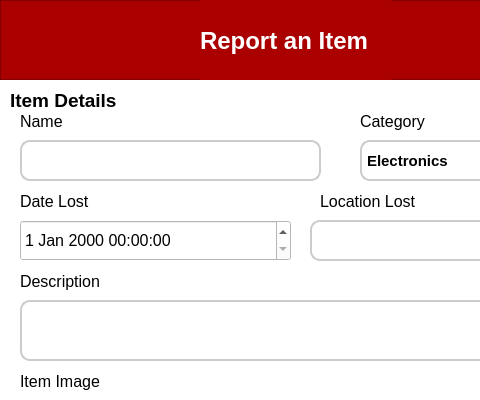
brexer/lost-and-found-system, file src/frontend/reportItem.ui: the form before one commit; both pictures show x 0 to 480 and y 0 to 400 of the 602 by 682 pixel window.
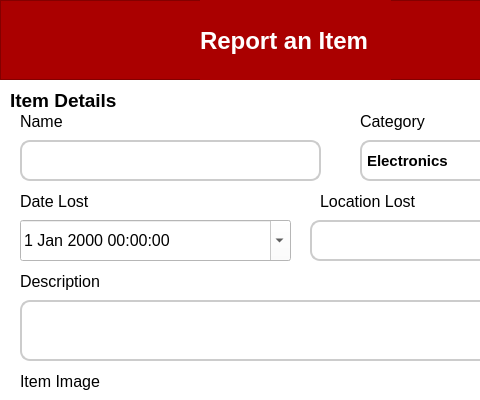
The form after the commit. The open tabs and pages were chosen to show the change.

```diff
--- a/src/frontend/reportItem.ui
+++ b/src/frontend/reportItem.ui
@@ -160,6 +160,9 @@
        <pointsize>12</pointsize>
       </font>
      </property>
+     <property name="calendarPopup">
+      <bool>true</bool>
+     </property>
     </widget>
     <widget class="QLineEdit" name="itemNameEdit">
      <property name="geometry">
```
Left out of the diff: 2 changed lines with no effect on the pictures.
